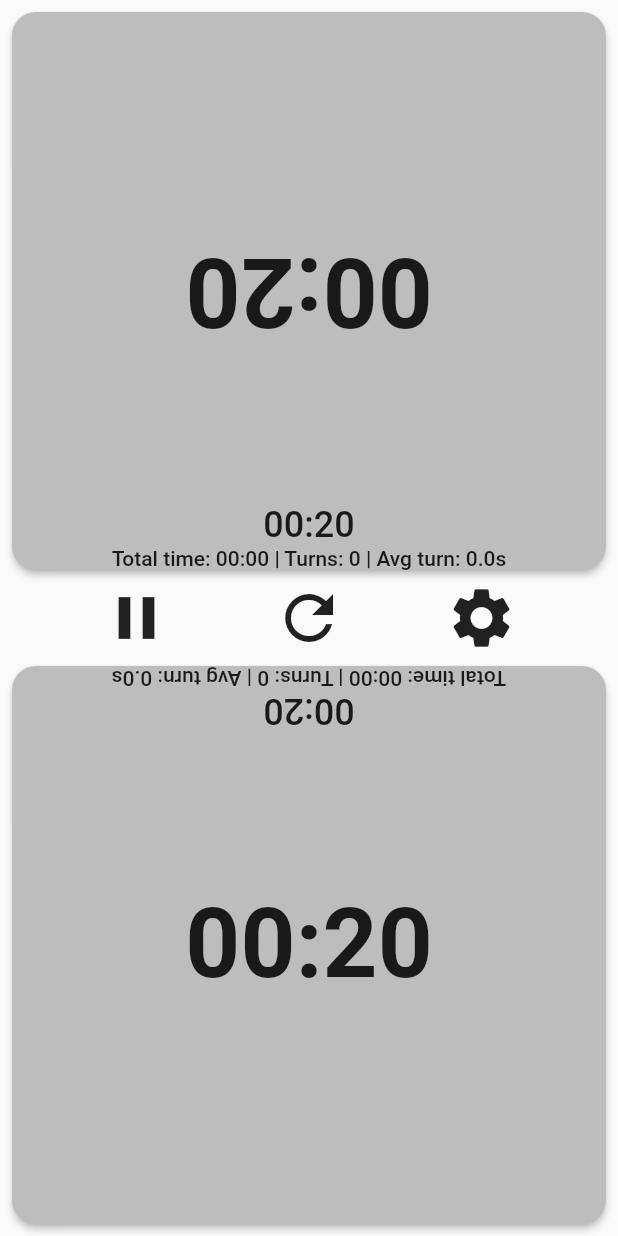
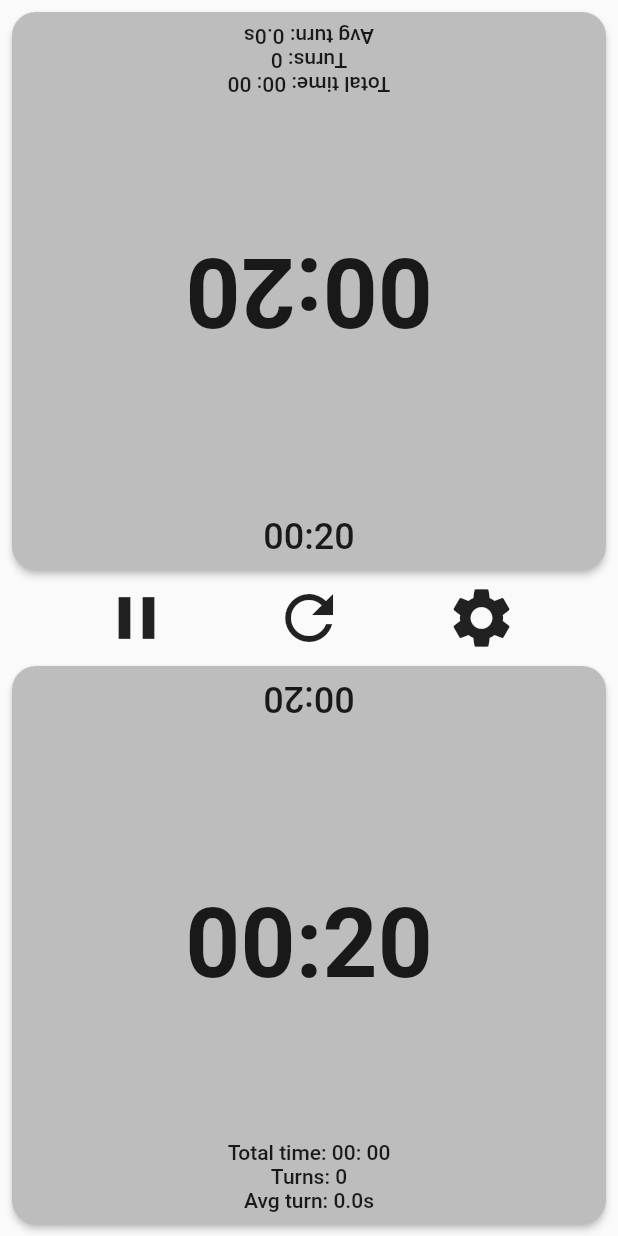
Before and after one commit to Goddchen/ChessTimer, a Flutter app: the screen it shows after launch, after a tap on the "play arrow" icon, after a tap on the "refresh" icon, on a phone screen of 412 x 824 dp. Run offline on Flutter 3.47's test engine with Material 2 defaults, Android fonts, the phone set to English and light mode, and no system bars; missing offline and left inert: preferences, screen, vibrate.

Commit message:
improve stats calculation (closes #13)

```diff
--- a/chess_timer/lib/main.dart
+++ b/chess_timer/lib/main.dart
@@ -33,9 +33,9 @@ class ChessTimerState extends State<MyApp> with SingleTickerProviderStateMixin {
   int _playerAtTurn = 0;
   var _playersTime = [0, 0, 0];
   var _playerScale = [0, 1.0, 1.0];
-  int _turnCounter;
+  var _turnCounter = [0, 0, 0];
   CountdownTimer _timer;
-  Stopwatch _stopwatch = Stopwatch();
+  var _stopwatches = [Stopwatch(), Stopwatch(), Stopwatch()];
   Animation<double> animation;
   AnimationController animationController;
 
@@ -45,8 +45,8 @@ class ChessTimerState extends State<MyApp> with SingleTickerProviderStateMixin {
       _playerAtTurn = 0;
       _turnTimeSeconds = PrefService.getInt('turn_time') ?? defaultPlayersTime;
       _playersTime = [0, _turnTimeSeconds, _turnTimeSeconds];
-      _turnCounter = 0;
-      _stopwatch?.reset();
+      _turnCounter = [0, 0, 0];
+      _stopwatches.forEach((sw) => sw.reset());
     });
   }
 
@@ -58,7 +58,7 @@ class ChessTimerState extends State<MyApp> with SingleTickerProviderStateMixin {
   }
 
   void pause() {
-    _stopwatch?.stop();
+    _stopwatches.forEach((sw) => sw.stop());
     if (_timer?.isRunning == true) {
       _timer.cancel();
       setState(() {});
@@ -66,7 +66,7 @@ class ChessTimerState extends State<MyApp> with SingleTickerProviderStateMixin {
   }
 
   void resume() {
-    _stopwatch?.start();
+    _stopwatches[_playerAtTurn].start();
     if (_timer?.isRunning == false) {
       _startTimerForCurrentPlayer();
     }
@@ -76,12 +76,11 @@ class ChessTimerState extends State<MyApp> with SingleTickerProviderStateMixin {
     setState(() {
       if (_playerAtTurn == 0) {
         _playerAtTurn = triggeringPlayer;
-        _turnCounter = 0;
-        _stopwatch?.reset();
+        _turnCounter = [0, 0, 0];
+        _stopwatches.forEach((sw) => sw.reset());
       } else {
         _playersTime[_playerAtTurn] += _turnTimeSeconds;
         _playerAtTurn = triggeringPlayer == 1 ? 2 : 1;
-        _turnCounter++;
       }
     });
   }
@@ -113,11 +112,13 @@ class ChessTimerState extends State<MyApp> with SingleTickerProviderStateMixin {
         }
       }
     });
-    _stopwatch.start();
+    _stopwatches[_playerAtTurn].start();
+    _turnCounter[_playerAtTurn]++;
   }
 
   void _playerStopped(int triggeringPlayer) {
     if (_playerAtTurn == triggeringPlayer || _playerAtTurn == 0) {
+      _stopwatches[_playerAtTurn].stop();
       _setPlayerAtTurn(triggeringPlayer);
       _startTimerForCurrentPlayer();
       if (PrefService.getBool('vibrate_on_end') == true) {
@@ -201,14 +202,18 @@ class ChessTimerState extends State<MyApp> with SingleTickerProviderStateMixin {
                             isActive: _playerAtTurn == 1,
                             time: _playersTime[1],
                             clickedCallback: () => _playerStopped(1),
-                            gameTime: _stopwatch.elapsed.inSeconds,
-                            turnCounter: _turnCounter,
+                            gameTime: _stopwatches
+                                .map((sw) => sw.elapsed.inSeconds)
+                                .reduce((a, b) => a + b),
+                            turnCounter: _turnCounter[1],
+                            playerTimeSeconds:
+                                _stopwatches[1].elapsed.inSeconds,
                           ),
                         ),
                       ),
                     ),
                   ),
-                  MiddleArea(_stopwatch?.isRunning == true),
+                  MiddleArea(_stopwatches.any((sw) => sw.isRunning) == true),
                   Expanded(
                     child: Container(
                       margin: EdgeInsets.all(8),
@@ -218,8 +223,11 @@ class ChessTimerState extends State<MyApp> with SingleTickerProviderStateMixin {
                           isActive: _playerAtTurn == 2,
                           time: _playersTime[2],
                           clickedCallback: () => _playerStopped(2),
-                          gameTime: _stopwatch.elapsed.inSeconds,
-                          turnCounter: _turnCounter,
+                          gameTime: _stopwatches
+                              .map((sw) => sw.elapsed.inSeconds)
+                              .reduce((a, b) => a + b),
+                          turnCounter: _turnCounter[2],
+                          playerTimeSeconds: _stopwatches[2].elapsed.inSeconds,
                         ),
                       ),
                     ),
--- a/chess_timer/lib/players_area.dart
+++ b/chess_timer/lib/players_area.dart
@@ -9,24 +9,33 @@ class PlayersArea extends StatelessWidget {
   final num _timeSeconds;
   final int _gameTimeSeconds;
   final int _turnCounter;
+  final int _playerTimeSeconds;
 
   const PlayersArea(
-      {Key key, this.clickedCallback, isActive, time, gameTime, turnCounter})
+      {Key key,
+      this.clickedCallback,
+      isActive,
+      time,
+      gameTime,
+      turnCounter,
+      playerTimeSeconds})
       : _isActive = isActive,
         _timeSeconds = time,
         _gameTimeSeconds = gameTime,
         _turnCounter = turnCounter,
+        _playerTimeSeconds = playerTimeSeconds,
         super(key: key);
 
   @override
   Widget build(BuildContext context) {
     double avgTurnTime =
-        (_turnCounter ?? 0) == 0 || (_gameTimeSeconds ?? 0) == 0
+        (_turnCounter ?? 0) == 0 || (_playerTimeSeconds ?? 0) == 0
             ? 0
-            : _gameTimeSeconds / _turnCounter;
+            : _playerTimeSeconds / _turnCounter;
     return Container(
       constraints: BoxConstraints.expand(),
       child: RaisedButton(
+        padding: EdgeInsets.all(8),
         shape: RoundedRectangleBorder(borderRadius: BorderRadius.circular(16)),
         color: _isActive ? Colors.green[300] : Colors.grey[400],
         onPressed: () => clickedCallback(),
@@ -46,20 +55,23 @@ class PlayersArea extends StatelessWidget {
               alignment: Alignment.topCenter,
               child: Transform.rotate(
                 angle: pi,
-                child:
-                    Column(mainAxisSize: MainAxisSize.min, children: <Widget>[
-                  Text(
-                    '${NumberFormat('00').format(((_timeSeconds ?? 10) / 60).floor())}:${NumberFormat('00').format(((_timeSeconds ?? 10) % 60))}',
-                    style: TextStyle(
-                      fontSize: 24,
-                    ),
+                child: Text(
+                  '${NumberFormat('00').format(((_timeSeconds ?? 10) / 60).floor())}:${NumberFormat('00').format(((_timeSeconds ?? 10) % 60))}',
+                  style: TextStyle(
+                    fontSize: 24,
                   ),
-                  Text('${AppLocalizations.of(context).get('total_time')}:' +
-                      ' ${NumberFormat('00').format(((_gameTimeSeconds ?? 0) / 60).floor())}:' +
-                      '${NumberFormat('00').format(((_gameTimeSeconds ?? 0) % 60))}' +
-                      ' | ${AppLocalizations.of(context).get('turns')}: ${_turnCounter ?? 0}' +
-                      ' | ${AppLocalizations.of(context).get('avg_turn')}: ${NumberFormat('0.0').format(avgTurnTime)}s')
-                ]),
+                ),
+              ),
+            ),
+            Align(
+              alignment: Alignment.bottomCenter,
+              child: Text(
+                '${AppLocalizations.of(context).get('total_time')}: ' +
+                    '${NumberFormat('00').format(((_gameTimeSeconds ?? 0) / 60).floor())}: ' +
+                    '${NumberFormat('00').format(((_gameTimeSeconds ?? 0) % 60))}\n' +
+                    '${AppLocalizations.of(context).get('turns')}: ${_turnCounter ?? 0}\n' +
+                    '${AppLocalizations.of(context).get('avg_turn')}: ${NumberFormat('0.0').format(avgTurnTime)}s',
+                textAlign: TextAlign.center,
               ),
             ),
           ],
```
